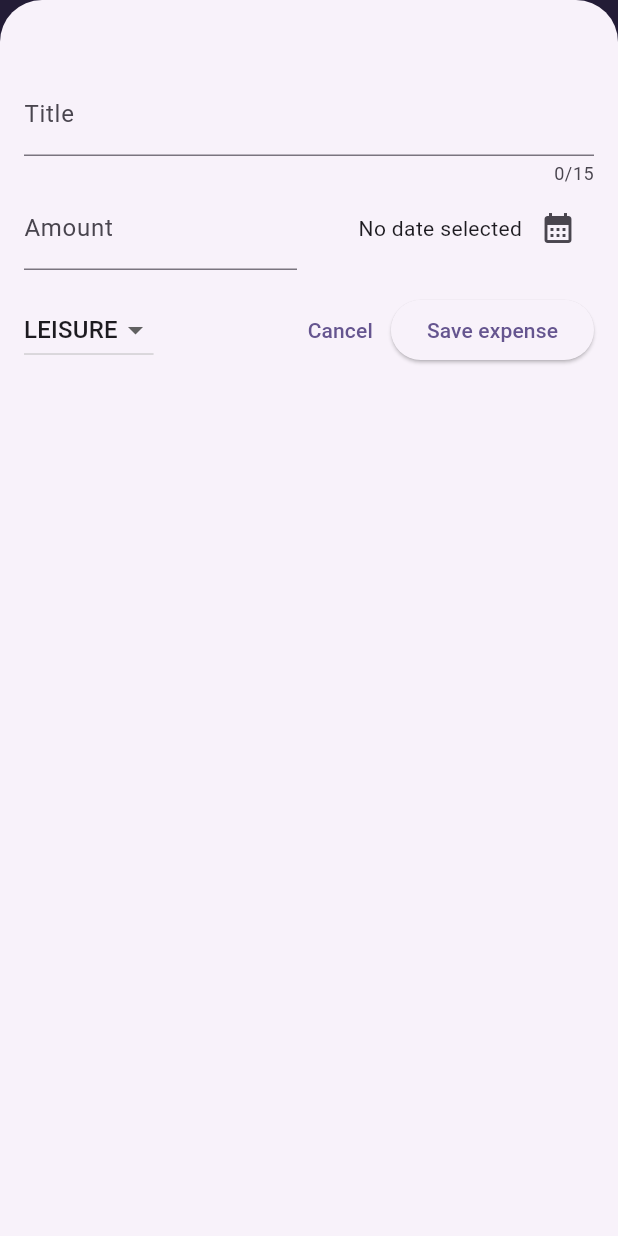
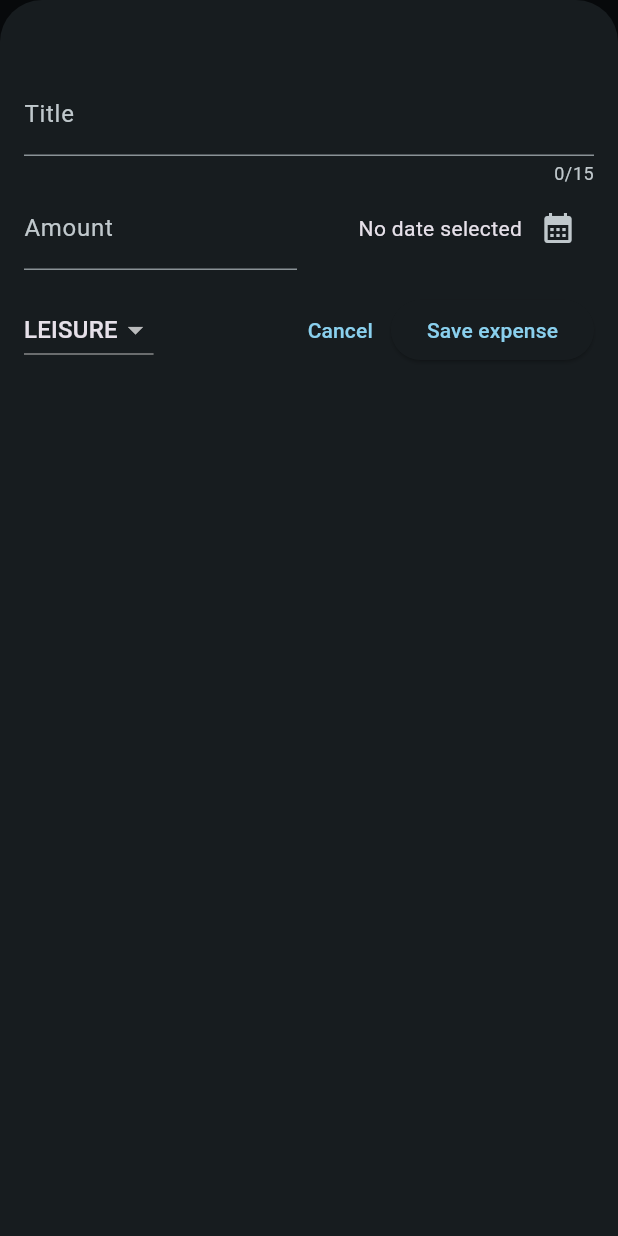
Before and after one commit to josephysicist1/expense_tracker, a Flutter app: the screen it shows after launch, after a tap on the "add" icon, on a phone screen of 412 x 824 dp. Run offline on Flutter 3.47's test engine with Material 3 defaults, Android fonts, the phone set to English and light mode, and no system bars.

Commit message:
themesAdjusted

```diff
--- a/lib/main.dart
+++ b/lib/main.dart
@@ -3,17 +3,47 @@ import 'package:expense_tracker/widgets/expenses.dart';
 
 var kColorScheme =
     ColorScheme.fromSeed(seedColor: Color.fromARGB(255, 96, 59, 181));
+
+var kDarkColorScheme = ColorScheme.fromSeed(
+  seedColor: Color.fromARGB(255, 5, 99, 125),
+  brightness: Brightness.dark,
+);
 void main() {
   runApp(
     MaterialApp(
       home: Expenses(),
+      darkTheme: ThemeData.dark().copyWith(
+        colorScheme: kDarkColorScheme,
+        cardTheme: CardTheme().copyWith(
+          color: kDarkColorScheme.secondaryContainer,
+          margin: EdgeInsets.symmetric(horizontal: 16, vertical: 8),
+        ),
+      ),
       theme: ThemeData(
+        // buradaki light mode theme
+        textTheme: ThemeData().textTheme.copyWith(
+              titleLarge: TextStyle(
+                  fontWeight: FontWeight.bold,
+                  color: kColorScheme.onSecondaryContainer,
+                  fontSize: 16),
+            ),
+        elevatedButtonTheme: ElevatedButtonThemeData(
+          style: ElevatedButton.styleFrom(
+            backgroundColor: kColorScheme.primaryContainer,
+            foregroundColor: kDarkColorScheme.onPrimaryContainer,
+          ),
+        ),
+        cardTheme: CardTheme().copyWith(
+          color: kColorScheme.secondaryContainer,
+          margin: EdgeInsets.symmetric(horizontal: 16, vertical: 8),
+        ),
         colorScheme: kColorScheme,
         appBarTheme: AppBarTheme().copyWith(
             backgroundColor: kColorScheme.onPrimaryContainer,
             foregroundColor: kColorScheme.primaryContainer,
             centerTitle: true),
       ),
+      themeMode: ThemeMode.dark, // theme mode'unu sisteme bırakıyoruz
     ),
   );
 }
--- a/lib/models/expense.dart
+++ b/lib/models/expense.dart
@@ -31,3 +31,15 @@ class Expense {
     return formatter.format(date);
   }
 }
+
+class ExpenseBucket {
+  const ExpenseBucket({required this.category, required this.expenses});
+  final Category category;
+  final List<Expense> expenses;
+
+  double get totalExpenses {
+    double sum = 0;
+
+    return sum;
+  }
+}
--- a/lib/widgets/expenses_list/expense_item.dart
+++ b/lib/widgets/expenses_list/expense_item.dart
@@ -11,8 +11,12 @@ class ExpenseItem extends StatelessWidget {
       child: Padding(
         padding: const EdgeInsets.symmetric(horizontal: 20, vertical: 16),
         child: Column(
+          crossAxisAlignment: CrossAxisAlignment.start,
           children: [
-            Text(expense.title),
+            Text(
+              expense.title,
+              style: Theme.of(context).textTheme.titleLarge,
+            ),
             const SizedBox(height: 4),
             Row(
               children: [
--- a/lib/widgets/expenses_list/expenses_list.dart
+++ b/lib/widgets/expenses_list/expenses_list.dart
@@ -14,6 +14,11 @@ class ExpensesList extends StatelessWidget {
     return ListView.builder(
       itemCount: expenses.length,
       itemBuilder: (ctx, index) => Dismissible(
+        background: Container(
+          color: Theme.of(context).colorScheme.error,
+          margin: EdgeInsets.symmetric(
+              horizontal: Theme.of(context).cardTheme.margin!.horizontal),
+        ),
         onDismissed: (direction) {
           onRemoveExpense(expenses[index]);
         },
```
